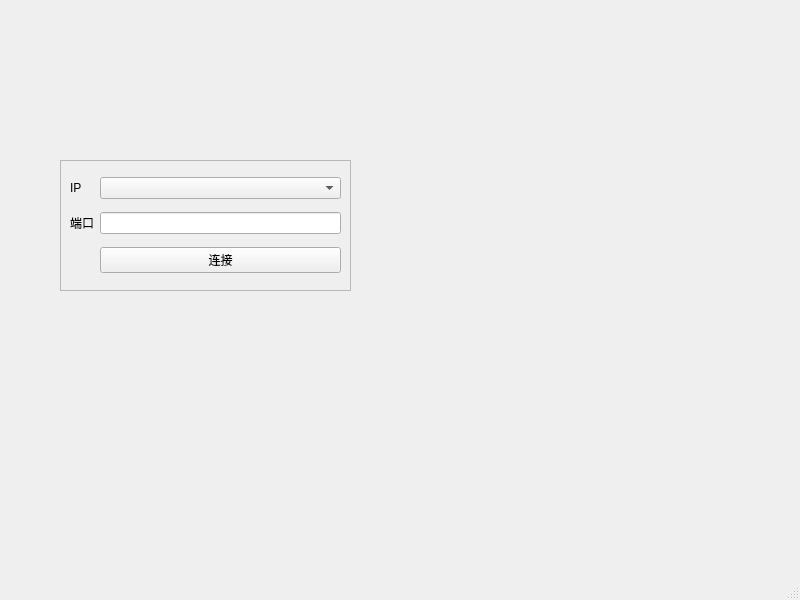
First picture: the form in mainwindow.ui, repository xjzer/QtWidgetDemo, before the edit.
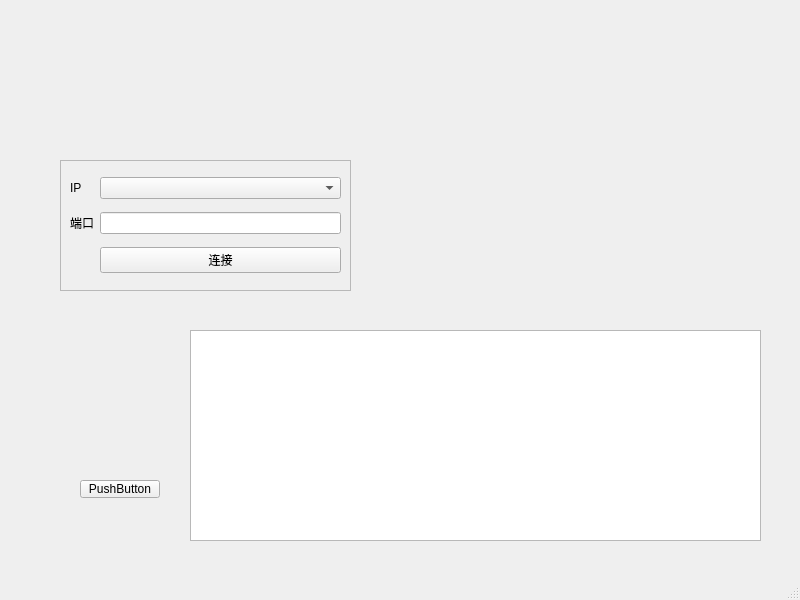
Second picture: the form after the edit.

The edit to the form file:
```diff
--- a/mainwindow.ui
+++ b/mainwindow.ui
@@ -59,6 +59,29 @@
      </item>
     </layout>
    </widget>
+   <widget class="QPushButton" name="pushButton">
+    <property name="geometry">
+     <rect>
+      <x>80</x>
+      <y>480</y>
+      <width>80</width>
+      <height>18</height>
+     </rect>
+    </property>
+    <property name="text">
+     <string>PushButton</string>
+    </property>
+   </widget>
+   <widget class="QTextBrowser" name="textBrowser">
+    <property name="geometry">
+     <rect>
+      <x>190</x>
+      <y>330</y>
+      <width>571</width>
+      <height>211</height>
+     </rect>
+    </property>
+   </widget>
   </widget>
   <widget class="QMenuBar" name="menubar">
    <property name="geometry">
```
Left out of the diff: 21 changed lines with no effect on the pictures.
